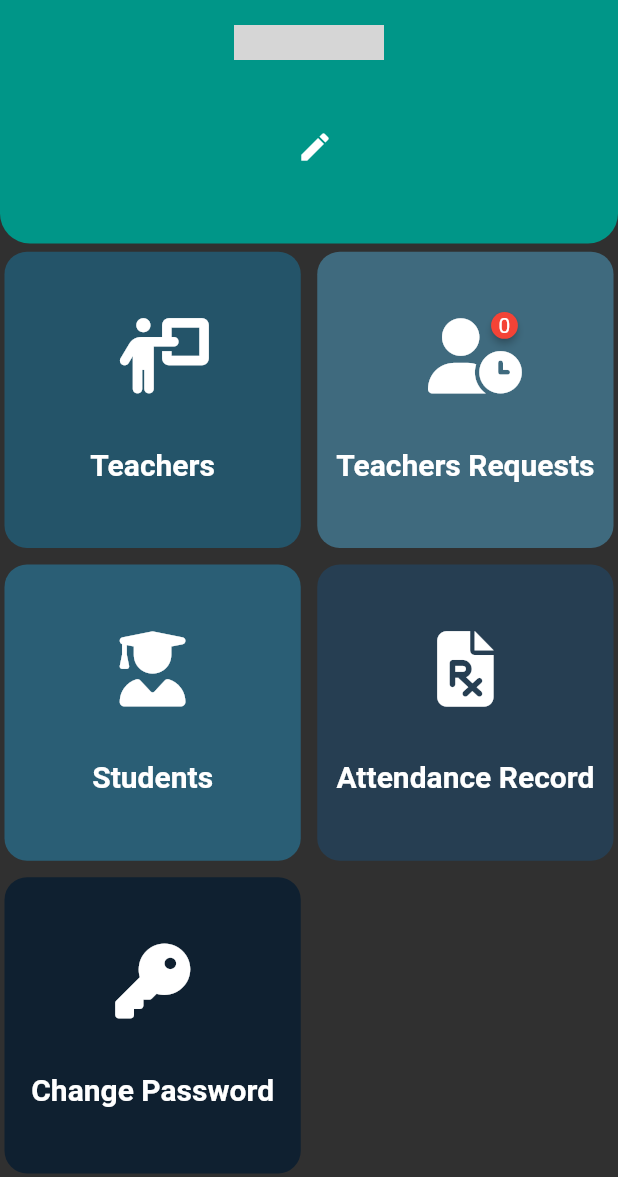
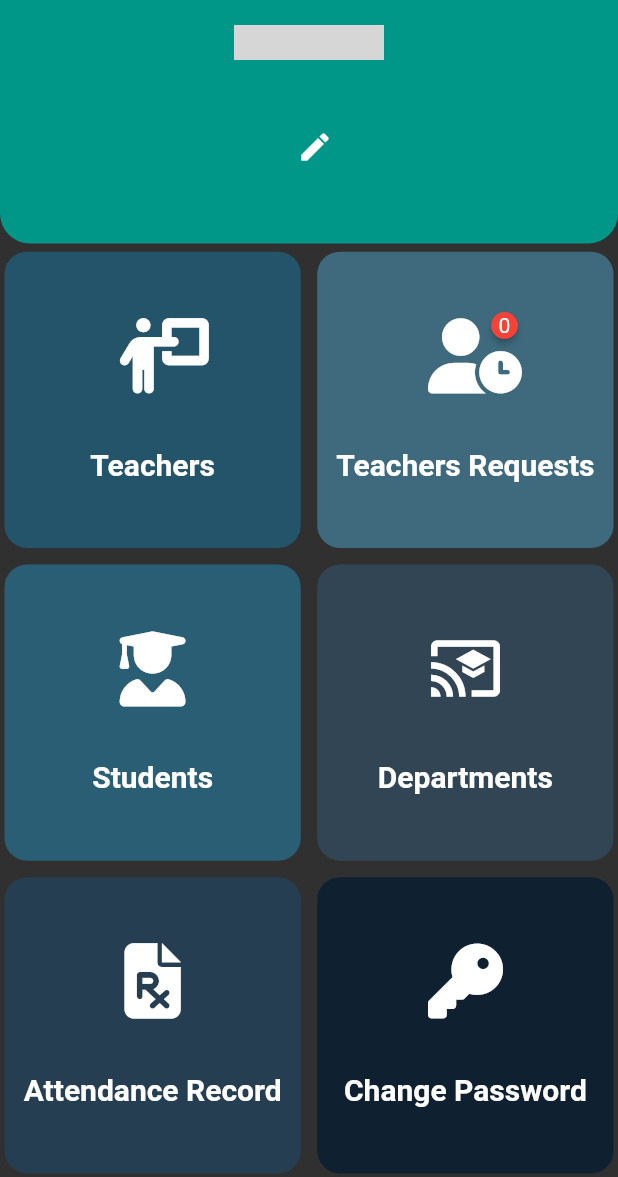
Before and after one commit to samichaudhry/admin_panel, a Flutter app: the AdminMainPage screen opened directly, scrolled down 95 dp, on a phone screen of 412 x 824 dp, the part 59-1236 px from its top. Run offline on Flutter 3.47's test engine with Material 2 defaults, Android fonts, the phone set to English and light mode, and no system bars; drawn by our look-alikes of badges; our stand-ins replace cached_network_image, cloud_firestore, connectivity_plus, dio, file_picker, firebase_auth and 7 more; missing offline and left inert: excel, flutter_arc_speed_dial, time_range_picker; accounts and stored records are empty; grey boxes are pictures that could not be loaded.

Commit message:
departments page added.

```diff
--- a/lib/admin_main_page.dart
+++ b/lib/admin_main_page.dart
@@ -84,12 +84,13 @@ class _AdminMainPageState extends State<AdminMainPage> {
       'color': const Color(0xff2A5E75),
       'ispassword': false,
     },
-    // {
-    //   'title': "Today's Attendance Report",
-    //   'icon': FontAwesomeIcons.fileContract,
-    //   'route': const SubjectsPage(),
-    //   'color': const Color(0xff314554)
-    // },
+    {
+      'title': "Departments",
+      'icon': Icons.cast_for_education,
+      'route': const AttendanceRecord(), //Todo class construstor
+      'color': const Color(0xff314554),
+      'ispassword': false,
+    },
     {
       'title': "Attendance Record",
       'icon': FontAwesomeIcons.filePrescription,
```
